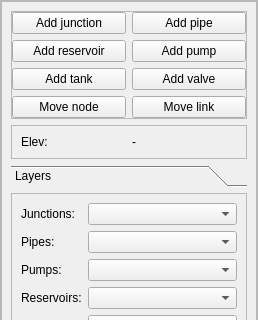
Before: the Qt Designer form qepanet_dockwidget.ui in aecforge/QEPANET, drawn with Qt 5; both pictures show x 0 to 258 and y 0 to 320 of the 258 by 684 pixel window.
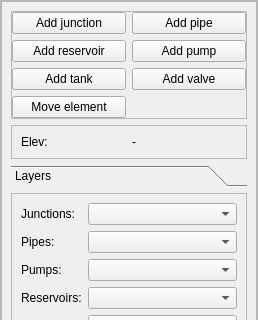
After: the same form once the commit is applied.

Commit message: - Move node: added support for pumps and valves - Move node: renamed to "Move element"

The edit to the form file:
```diff
--- a/qepanet_dockwidget.ui
+++ b/qepanet_dockwidget.ui
@@ -100,17 +100,10 @@
                 </property>
                </widget>
               </item>
-              <item row="4" column="1">
-               <widget class="QPushButton" name="btn_move_link">
-                <property name="text">
-                 <string>Move link</string>
-                </property>
-               </widget>
-              </item>
               <item row="4" column="0">
                <widget class="QPushButton" name="btn_move_node">
                 <property name="text">
-                 <string>Move node</string>
+                 <string>Move element</string>
                 </property>
                </widget>
               </item>
```
Left out of the diff: 6 changed lines with no effect on the pictures. The commit also changes 7 other files.
